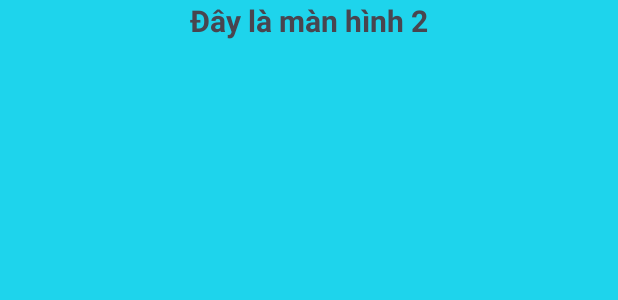
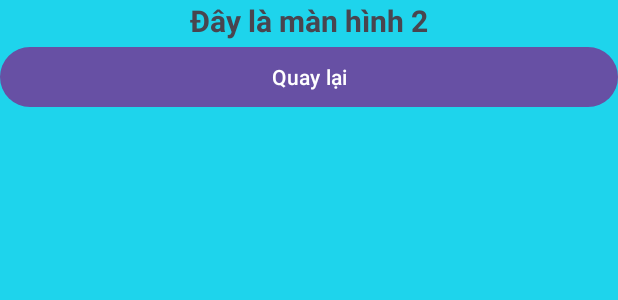
Before and after one commit to pthienquan1/Android-mobile-app-Kotlin, an Android app: the layout activity_main2.xml on its own in the app's theme, with its tools: preview values and no code run, on a phone screen of 412 x 824 dp. Shown: the top 300 px of the screen. Run offline under Robolectric (Android 15) with nearby library versions, the phone set to English and light mode, and no system bars.

Commit message:
transfer, pass data between 2 activitys using bundle/intent

```diff
--- a/AndroidStudioProjects/Intent/app/src/main/res/layout/activity_main2.xml
+++ b/AndroidStudioProjects/Intent/app/src/main/res/layout/activity_main2.xml
@@ -16,5 +16,20 @@
         android:textStyle="bold"
         android:layout_gravity="center"/>
 
+    <Button
+        android:id="@+id/btnBack"
+        android:layout_width="match_parent"
+        android:layout_height="wrap_content"
+        android:text="Quay lại" />
+
+    <TextView
+        android:id="@+id/edtGetIntent"
+        android:layout_width="match_parent"
+        android:layout_height="190dp"
+        android:layout_marginTop="15dp"
+        android:ems="10"
+        android:gravity="start|top"
+        android:inputType="textMultiLine" />
+
 
 </LinearLayout>
```
Also changed, not shown: AndroidStudioProjects/Intent/app/src/main/java/com/example/intent/MainActivity.kt (+8 -1 lines), AndroidStudioProjects/Intent/app/src/main/java/com/example/intent/MainActivity2.kt (+33 -0 lines).
